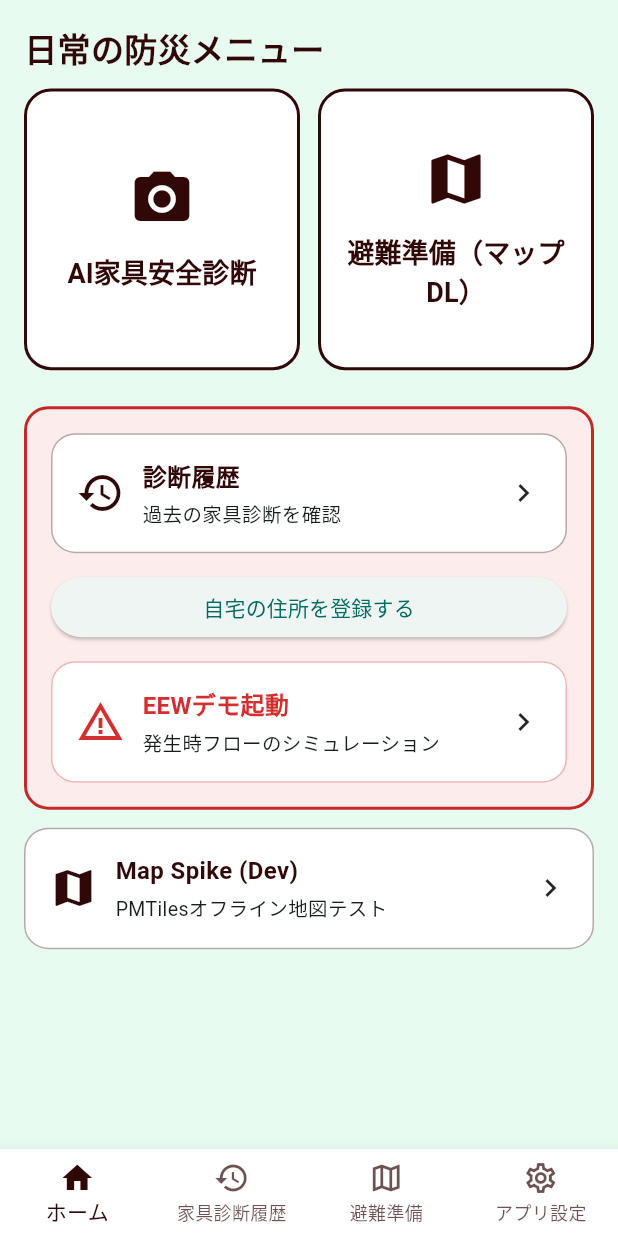
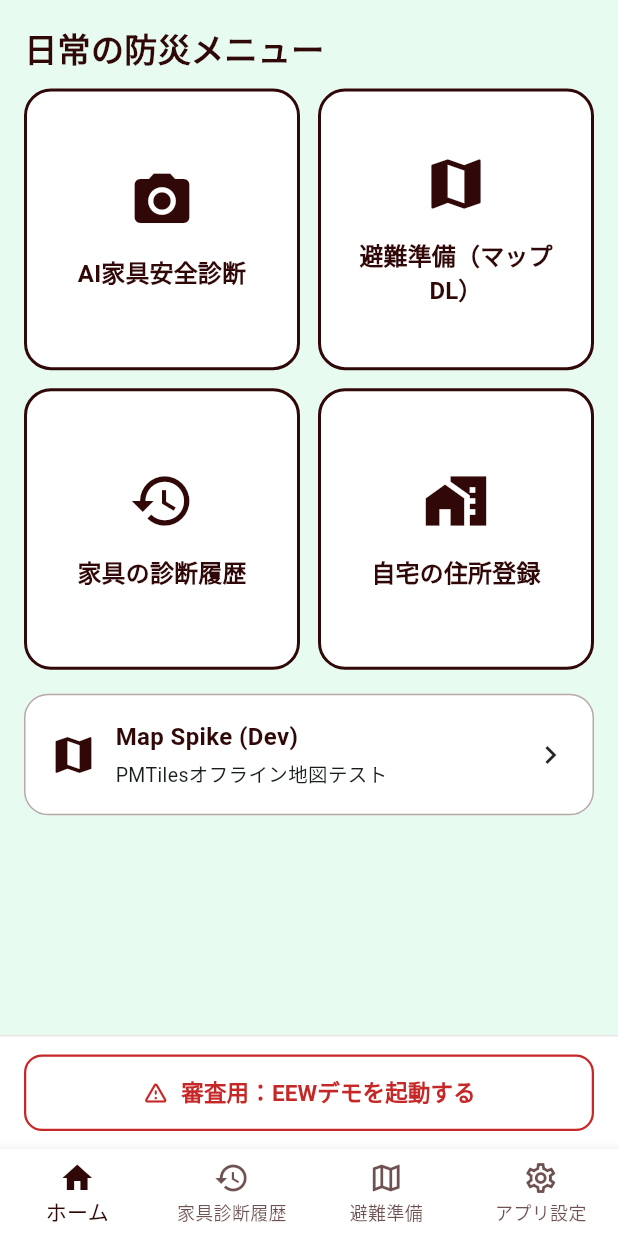
Before and after one commit to DanGaRa215/2026_muds_hackathon, a Flutter app: the screen it shows after launch, on a phone screen of 412 x 824 dp. Run offline on Flutter 3.47's test engine with Material 3 defaults, Android fonts, the light colour scheme and no system bars; our stand-ins replace flutter_map, geocoding, geolocator, image_picker, latlong2, sqflite; missing offline and left inert: vector_map_tiles, vector_map_tiles_pmtiles, vector_tile_renderer; accounts and stored records are empty.

Commit message:
ホーム画面のデザイン修正

```diff
--- a/bosai_app/lib/screens/home_screen.dart
+++ b/bosai_app/lib/screens/home_screen.dart
@@ -89,12 +89,15 @@ class _DailyDashboardPage extends StatelessWidget {
   const _DailyDashboardPage();
 
   static const Color _textColor = Color(0xFF300808);
-  static const Color _warningBorderColor = Color(0xFFC62828);
-  static const Color _warningBackgroundColor = Color(0xFFFDECEC);
 
   @override
   Widget build(BuildContext context) {
-    return SingleChildScrollView(
+    return Column(
+      crossAxisAlignment: CrossAxisAlignment.stretch,
+      children: [
+        // スクロール可能なメインコンテンツ領域
+        Expanded(
+          child: SingleChildScrollView(
             padding: const EdgeInsets.all(16),
             child: Column(
               crossAxisAlignment: CrossAxisAlignment.stretch,
@@ -108,6 +111,8 @@ class _DailyDashboardPage extends StatelessWidget {
                   ),
                 ),
                 const SizedBox(height: 12),
+
+                // 🎯 4つのボタンを同じサイズで2×2のグリッドに統一配置
                 GridView.count(
                   crossAxisCount: 2,
                   shrinkWrap: true,
@@ -115,37 +120,26 @@ class _DailyDashboardPage extends StatelessWidget {
                   mainAxisSpacing: 12,
                   crossAxisSpacing: 12,
                   childAspectRatio: 0.98,
-            children: const [
+                  children: [
                     _DailyMenuCardButton(
                       icon: Icons.camera_alt,
                       label: 'AI家具安全診断',
+                      onTap: () {},
                     ),
                     _DailyMenuCardButton(
                       icon: Icons.map,
                       label: '避難準備（マップDL）',
+                      onTap: () {},
                     ),
-            ],
-          ),
-          const SizedBox(height: 24),
-          Container(
-            padding: const EdgeInsets.all(16),
-            decoration: BoxDecoration(
-              color: _warningBackgroundColor,
-              border: Border.all(color: _warningBorderColor, width: 2),
-              borderRadius: BorderRadius.circular(16),
-            ),
-            child: Column(
-              crossAxisAlignment: CrossAxisAlignment.stretch,
-              children: [
-                _MenuButton(
+                    _DailyMenuCardButton(
                       icon: Icons.history,
-                  label: '診断履歴',
-                  subtitle: '過去の家具診断を確認',
+                      label: '家具の診断履歴',
                       onTap: () => _push(context, const HistoryScreen()),
                     ),
-                const SizedBox(height: 12),
-                ElevatedButton(
-                  onPressed: () {
+                    _DailyMenuCardButton(
+                      icon: Icons.home_work,
+                      label: '自宅の住所登録',
+                      onTap: () {
                         Navigator.push(
                           context,
                           MaterialPageRoute(
@@ -153,28 +147,12 @@ class _DailyDashboardPage extends StatelessWidget {
                           ),
                         );
                       },
-                  child: const Text('自宅の住所を登録する'),
-                ),
-                const SizedBox(height: 12),
-                // 本番では気象庁API(WebSocket)受信 → flutter_local_notifications
-                // の通知タップでEEW画面を起動する。デモでは直接起動。
-                _MenuButton(
-                  icon: Icons.warning_amber,
-                  label: 'EEWデモ起動',
-                  subtitle: '発生時フローのシミュレーション',
-                  color: Colors.red.shade700,
-                  onTap: () => Navigator.of(context).push(
-                    MaterialPageRoute(
-                      fullscreenDialog: true,
-                      builder: (_) => const EewScreen(),
-                    ),
-                  ),
                     ),
                   ],
                 ),
-          ),
-          const SizedBox(height: 12),
-          // --- SPIKE: 検証後に削除 ---
+                const SizedBox(height: 16),
+
+                // --- SPIKE: 検ッセージ後に削除 ---
                 _MenuButton(
                   icon: Icons.map,
                   label: 'Map Spike (Dev)',
@@ -184,6 +162,41 @@ class _DailyDashboardPage extends StatelessWidget {
                 // --- END SPIKE ---
               ],
             ),
+          ),
+        ),
+
+        // 🎯 フッター（ボトムナビ）の上に設置したデモボタンエリア
+        Container(
+          padding: const EdgeInsets.symmetric(horizontal: 16, vertical: 12),
+          decoration: BoxDecoration(
+            color: Colors.white,
+            border: Border(
+              top: BorderSide(color: _textColor.withValues(alpha: 0.1), width: 1),
+            ),
+          ),
+          child: OutlinedButton.icon(
+            style: OutlinedButton.styleFrom(
+              foregroundColor: Colors.red.shade800,
+              side: BorderSide(color: Colors.red.shade800, width: 1.5),
+              padding: const EdgeInsets.symmetric(vertical: 14),
+              shape: RoundedRectangleBorder(
+                borderRadius: BorderRadius.circular(12),
+              ),
+            ),
+            icon: const Icon(Icons.warning_amber_rounded),
+            label: const Text(
+              '審査用：EEWデモを起動する',
+              style: TextStyle(fontWeight: FontWeight.bold, fontSize: 15),
+            ),
+            onPressed: () => Navigator.of(context).push(
+              MaterialPageRoute(
+                fullscreenDialog: true,
+                builder: (_) => const EewScreen(),
+              ),
+            ),
+          ),
+        ),
+      ],
     );
   }
 }
@@ -192,12 +205,14 @@ class _DailyMenuCardButton extends StatelessWidget {
   const _DailyMenuCardButton({
     required this.icon,
     required this.label,
+    required this.onTap,
   });
 
   static const Color _textColor = Color(0xFF300808);
 
   final IconData icon;
   final String label;
+  final VoidCallback onTap;
 
   @override
   Widget build(BuildContext context) {
@@ -212,7 +227,7 @@ class _DailyMenuCardButton extends StatelessWidget {
           side: const BorderSide(color: _textColor, width: 2),
         ),
       ),
-      onPressed: () {},
+      onPressed: onTap,
       child: Column(
         mainAxisAlignment: MainAxisAlignment.center,
         children: [
@@ -222,7 +237,7 @@ class _DailyMenuCardButton extends StatelessWidget {
             label,
             textAlign: TextAlign.center,
             style: const TextStyle(
-              fontSize: 18,
+              fontSize: 16,
               fontWeight: FontWeight.bold,
               color: _textColor,
             ),
```
Lines whose indentation alone changed are shown as unchanged.
